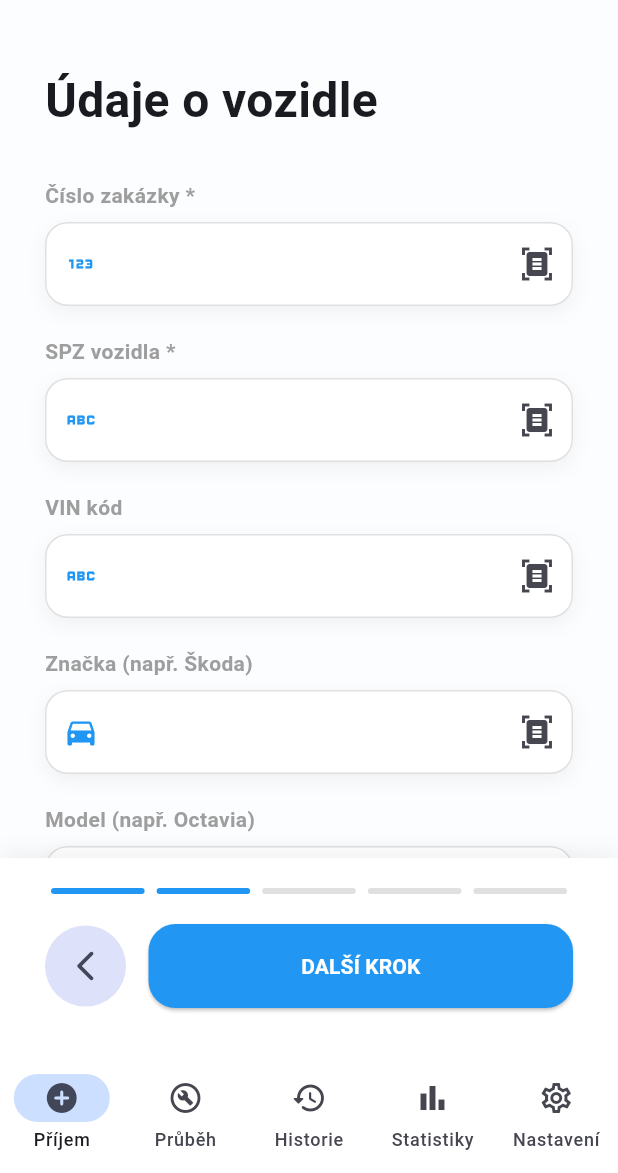
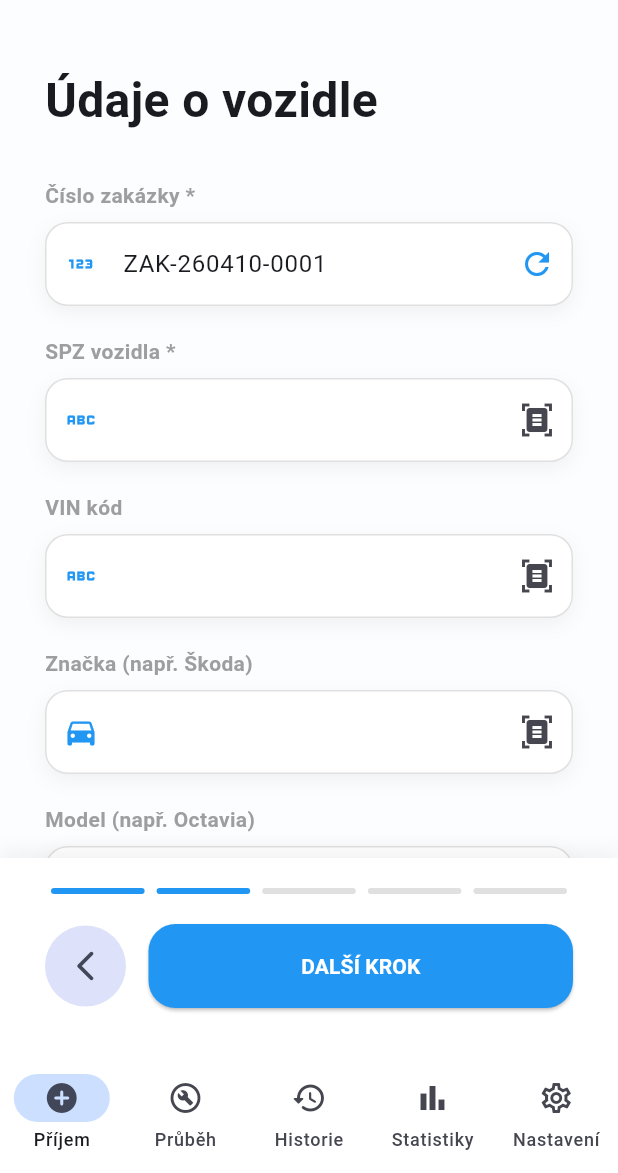
Before and after one commit to JanSvihalek/VisTo, a Flutter app: the screen it shows once a user with an empty profile is signed in, scrolled down 88 dp, after a tap on "DALŠÍ KROK", on a phone screen of 412 x 824 dp, the part 63-1236 px from its top. Run offline on Flutter 3.47's test engine with Material 3 defaults, Android fonts, the phone set to English and light mode, and no system bars; our stand-ins replace cloud_firestore, firebase_auth, firebase_core, firebase_storage, image_picker, pdf and 2 more; missing offline and left inert: dart:html, google_mlkit_text_recognition; accounts and stored records are empty.

Commit message:
Verze 2.6.4

```diff
--- a/lib/zalozky/nastaveni.dart
+++ b/lib/zalozky/nastaveni.dart
@@ -12,6 +12,7 @@ class _SettingsPageState extends State<SettingsPage> {
   final _nazevController = TextEditingController();
   final _icoController = TextEditingController();
   final _sazbaController = TextEditingController();
+  final _prefixController = TextEditingController(); // NOVÉ: Políčko pro prefix
   bool _isLoading = true;
   bool _isSaving = false;
 
@@ -33,6 +34,8 @@ class _SettingsPageState extends State<SettingsPage> {
         _nazevController.text = data['nazev_servisu'] ?? '';
         _icoController.text = data['ico_servisu'] ?? '';
         _sazbaController.text = (data['hodinova_sazba'] ?? 0.0).toString();
+        _prefixController.text =
+            data['prefix_zakazky'] ?? 'ZAK'; // Načtení prefixu
       }
     }
     if (mounted) setState(() => _isLoading = false);
@@ -52,6 +55,10 @@ class _SettingsPageState extends State<SettingsPage> {
               'hodinova_sazba':
                   double.tryParse(_sazbaController.text.replaceAll(',', '.')) ??
                   0.0,
+              // Uložení prefixu (pokud je prázdný, vrátí tam výchozí ZAK)
+              'prefix_zakazky': _prefixController.text.trim().isEmpty
+                  ? 'ZAK'
+                  : _prefixController.text.trim().toUpperCase(),
             }, SetOptions(merge: true));
         ScaffoldMessenger.of(context).showSnackBar(
           const SnackBar(
@@ -117,6 +124,15 @@ class _SettingsPageState extends State<SettingsPage> {
             isDark,
             isNumber: true,
           ),
+          const SizedBox(height: 20),
+          // NOVÉ: Políčko pro zadání prefixu v UI
+          _buildSettingsInput(
+            'Vlastní text čísla zakázky (předpona)',
+            Icons.abc,
+            _prefixController,
+            isDark,
+            caps: true,
+          ),
 
           const SizedBox(height: 40),
           SizedBox(
@@ -175,12 +191,14 @@ class _SettingsPageState extends State<SettingsPage> {
     );
   }
 
+  // Přidána podpora pro velká písmena (caps)
   Widget _buildSettingsInput(
     String label,
     IconData icon,
     TextEditingController controller,
     bool isDark, {
     bool isNumber = false,
+    bool caps = false,
   }) {
     return Column(
       crossAxisAlignment: CrossAxisAlignment.start,
@@ -210,6 +228,9 @@ class _SettingsPageState extends State<SettingsPage> {
             keyboardType: isNumber
                 ? const TextInputType.numberWithOptions(decimal: true)
                 : TextInputType.text,
+            textCapitalization: caps
+                ? TextCapitalization.characters
+                : TextCapitalization.none,
             decoration: InputDecoration(
               prefixIcon: Icon(icon, color: Colors.blue),
               filled: true,
--- a/lib/zalozky/prijem_vozidla.dart
+++ b/lib/zalozky/prijem_vozidla.dart
@@ -9,6 +9,7 @@ import 'package:signature/signature.dart';
 import 'package:firebase_auth/firebase_auth.dart';
 import 'package:cloud_firestore/cloud_firestore.dart';
 import 'package:firebase_storage/firebase_storage.dart';
+import 'package:intl/intl.dart';
 import '../core/constants.dart';
 
 class MainWizardPage extends StatefulWidget {
@@ -23,6 +24,8 @@ class _MainWizardPageState extends State<MainWizardPage> {
   final int _totalPages = 5;
   bool _isUploading = false;
   bool _isLoadingAres = false;
+  bool _isCheckingZakazka = false;
+  bool _isGeneratingCislo = false;
 
   final _jmenoController = TextEditingController();
   final _icoController = TextEditingController();
@@ -83,6 +86,86 @@ class _MainWizardPageState extends State<MainWizardPage> {
     penColor: Colors.black,
     exportBackgroundColor: Colors.white,
   );
+
+  @override
+  void initState() {
+    super.initState();
+    _generujCisloZakazky();
+  }
+
+  // --- UPRAVENO: Načtení prefixu z nastavení a bezpečné řazení ---
+  Future<void> _generujCisloZakazky() async {
+    setState(() => _isGeneratingCislo = true);
+
+    String prefixBase = 'ZAK'; // Výchozí stav
+
+    try {
+      final user = FirebaseAuth.instance.currentUser;
+      if (user == null) return;
+
+      // 1. Získání vlastního prefixu z nastavení servisu
+      final nastaveniDoc = await FirebaseFirestore.instance
+          .collection('nastaveni_servisu')
+          .doc(user.uid)
+          .get();
+      if (nastaveniDoc.exists &&
+          nastaveniDoc.data()!.containsKey('prefix_zakazky')) {
+        final storedPrefix = nastaveniDoc
+            .data()!['prefix_zakazky']
+            .toString()
+            .trim();
+        if (storedPrefix.isNotEmpty) prefixBase = storedPrefix;
+      }
+
+      // 2. Sestavení dnešního prefixu (např. OPRAVA-260410-)
+      final todayPrefix = DateFormat('yyMMdd').format(DateTime.now());
+      final prefix = '$prefixBase-$todayPrefix-';
+
+      // 3. Šikovnější dotaz, který nepotřebuje nový speciální index ve Firebase
+      // (Podíváme se prostě na posledních pár zakázek seřazených podle času)
+      final querySnapshot = await FirebaseFirestore.instance
+          .collection('zakazky')
+          .where('servis_id', isEqualTo: user.uid)
+          .orderBy('cas_prijeti', descending: true)
+          .limit(20)
+          .get();
+
+      int nextNumber = 1;
+
+      // 4. Najdeme tu nejnovější, která patří do dnešního dne
+      for (var doc in querySnapshot.docs) {
+        final data = doc.data() as Map<String, dynamic>;
+        final cislo = data['cislo_zakazky']?.toString() ?? '';
+
+        if (cislo.startsWith(prefix)) {
+          // Odřízneme text předpon a necháme jen koncové číslo
+          final koncovka = cislo.substring(prefix.length);
+          final lastIncrement = int.tryParse(koncovka) ?? 0;
+          nextNumber = lastIncrement + 1;
+          break; // Našli jsme tu největší, můžeme cyklus ukončit
+        }
+      }
+
+      if (mounted) {
+        setState(() {
+          // Vytvoří číslo s nulami na začátku, např. 0001
+          _zakazkaController.text =
+              '$prefix${nextNumber.toString().padLeft(4, '0')}';
+        });
+      }
+    } catch (e) {
+      debugPrint('Chyba při generování čísla: $e');
+      // Záložní řešení, pokud by např. selhal internet (nyní s TVÝM prefixem)
+      if (mounted) {
+        final todayPrefix = DateFormat('yyMMdd').format(DateTime.now());
+        setState(() {
+          _zakazkaController.text = '$prefixBase-$todayPrefix-0001';
+        });
+      }
+    } finally {
+      if (mounted) setState(() => _isGeneratingCislo = false);
+    }
+  }
 
   @override
   void dispose() {
@@ -170,18 +253,20 @@ class _MainWizardPageState extends State<MainWizardPage> {
                   .map((d) => d.data() as Map<String, dynamic>)
                   .toList();
             });
-            _moveNext(); // <--- Přidáno automatické přeskočení
+            _moveNext();
           }
         },
       ),
     );
   }
 
-  void _moveNext() {
+  Future<void> _moveNext() async {
     FocusScope.of(context).unfocus();
+
     if (_currentPage == 1) {
-      if (_zakazkaController.text.trim().isEmpty ||
-          _spzController.text.trim().isEmpty) {
+      final zadaneCislo = _zakazkaController.text.trim();
+
+      if (zadaneCislo.isEmpty || _spzController.text.trim().isEmpty) {
         ScaffoldMessenger.of(context).showSnackBar(
           const SnackBar(
             content: Text('Číslo zakázky a SPZ jsou povinné údaje!'),
@@ -191,7 +276,38 @@ class _MainWizardPageState extends State<MainWizardPage> {
         );
         return;
       }
+
+      setState(() => _isCheckingZakazka = true);
+      try {
+        final user = FirebaseAuth.instance.currentUser;
+        if (user != null) {
+          final docSnap = await FirebaseFirestore.instance
+              .collection('zakazky')
+              .where('servis_id', isEqualTo: user.uid)
+              .where('cislo_zakazky', isEqualTo: zadaneCislo)
+              .get();
+
+          if (docSnap.docs.isNotEmpty) {
+            ScaffoldMessenger.of(context).showSnackBar(
+              const SnackBar(
+                content: Text(
+                  'Toto číslo zakázky již v databázi existuje! Zadejte prosím jiné.',
+                ),
+                backgroundColor: Colors.red,
+                duration: Duration(seconds: 4),
+              ),
+            );
+            setState(() => _isCheckingZakazka = false);
+            return;
+          }
+        }
+      } catch (e) {
+        debugPrint('Chyba při kontrole čísla: $e');
+      } finally {
+        if (mounted) setState(() => _isCheckingZakazka = false);
+      }
     }
+
     if (_currentPage == _totalPages - 1) {
       if (_signatureController.isEmpty) {
         ScaffoldMessenger.of(context).showSnackBar(
@@ -251,9 +367,7 @@ class _MainWizardPageState extends State<MainWizardPage> {
     if (user == null) throw Exception('Nejste přihlášeni!');
 
     final Map<String, List<String>> imageUrlsByCategory = {};
-    String zakazkaId = _zakazkaController.text.trim().isEmpty
-        ? 'ID_${DateTime.now().millisecondsSinceEpoch}'
-        : _zakazkaController.text.trim();
+    String zakazkaId = _zakazkaController.text.trim();
 
     for (var entry in _categoryImages.entries) {
       final categoryKey = entry.key;
@@ -375,7 +489,6 @@ class _MainWizardPageState extends State<MainWizardPage> {
     _vybranyZakaznikId = null;
     _nalezenaVozidla.clear();
 
-    _zakazkaController.clear();
     _spzController.clear();
     _vinController.clear();
     _znackaController.clear();
@@ -393,10 +506,11 @@ class _MainWizardPageState extends State<MainWizardPage> {
     _pneuPPController.clear();
     _pneuLZController.clear();
     _pneuPZController.clear();
-
     _tachometrController.clear();
     _stavNadrze = 50.0;
     _signatureController.clear();
+
+    _generujCisloZakazky();
 
     setState(() => _currentPage = 0);
     _pageController.jumpToPage(0);
@@ -651,7 +765,6 @@ class _MainWizardPageState extends State<MainWizardPage> {
         ),
         const SizedBox(height: 30),
 
-        // --- Modrý rámeček s vozidly ---
         if (_nalezenaVozidla.isNotEmpty) ...[
           Container(
             width: double.infinity,
@@ -731,7 +844,22 @@ class _MainWizardPageState extends State<MainWizardPage> {
           _zakazkaController,
           isDark,
           caps: true,
-        ),
+          customSuffix: _isGeneratingCislo
+              ? const Padding(
+                  padding: EdgeInsets.all(12),
+                  child: SizedBox(
+                    width: 20,
+                    height: 20,
+                    child: CircularProgressIndicator(strokeWidth: 2),
+                  ),
+                )
+              : IconButton(
+                  icon: const Icon(Icons.refresh, color: Colors.blue),
+                  onPressed: _generujCisloZakazky,
+                  tooltip: 'Vygenerovat nové číslo',
+                ),
+        ),
+
         const SizedBox(height: 20),
         _buildInput(
           'SPZ vozidla *',
@@ -1333,7 +1461,10 @@ class _MainWizardPageState extends State<MainWizardPage> {
               if (_currentPage > 0) const SizedBox(width: 15),
               Expanded(
                 child: ElevatedButton(
-                  onPressed: _moveNext,
+                  onPressed:
+                      (_isCheckingZakazka || _isUploading || _isGeneratingCislo)
+                      ? null
+                      : _moveNext,
                   style: ElevatedButton.styleFrom(
                     backgroundColor: Colors.blue,
                     foregroundColor: Colors.white,
@@ -1342,12 +1473,22 @@ class _MainWizardPageState extends State<MainWizardPage> {
                       borderRadius: BorderRadius.circular(18),
                     ),
                   ),
-                  child: Text(
-                    _currentPage == _totalPages - 1
-                        ? 'DOKONČIT A ODESLAT'
-                        : 'DALŠÍ KROK',
-                    style: const TextStyle(fontWeight: FontWeight.bold),
-                  ),
+                  child:
+                      (_isCheckingZakazka || _isUploading || _isGeneratingCislo)
+                      ? const SizedBox(
+                          width: 20,
+                          height: 20,
+                          child: CircularProgressIndicator(
+                            color: Colors.white,
+                            strokeWidth: 2,
+                          ),
+                        )
+                      : Text(
+                          _currentPage == _totalPages - 1
+                              ? 'DOKONČIT A ODESLAT'
+                              : 'DALŠÍ KROK',
+                          style: const TextStyle(fontWeight: FontWeight.bold),
+                        ),
                 ),
               ),
             ],
```
Also changed, not shown: 1 other file.
